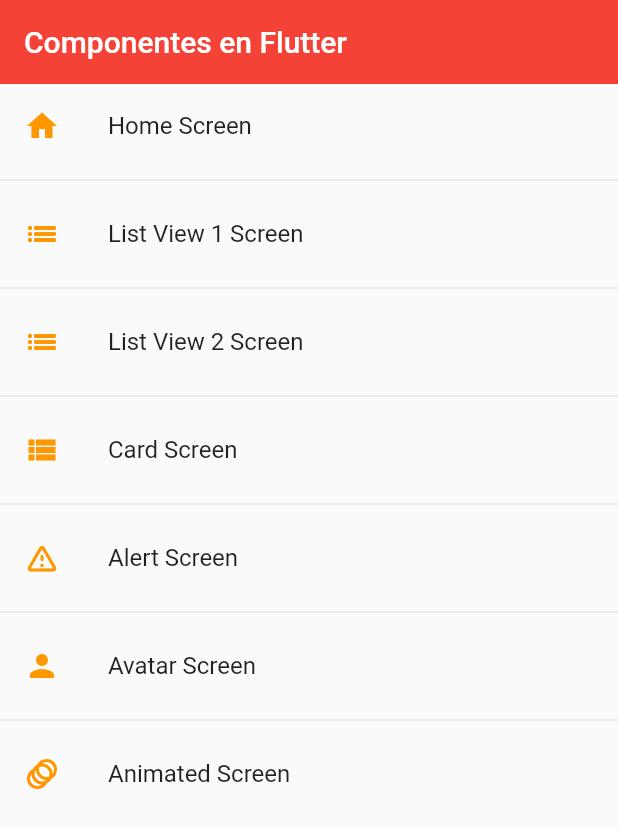
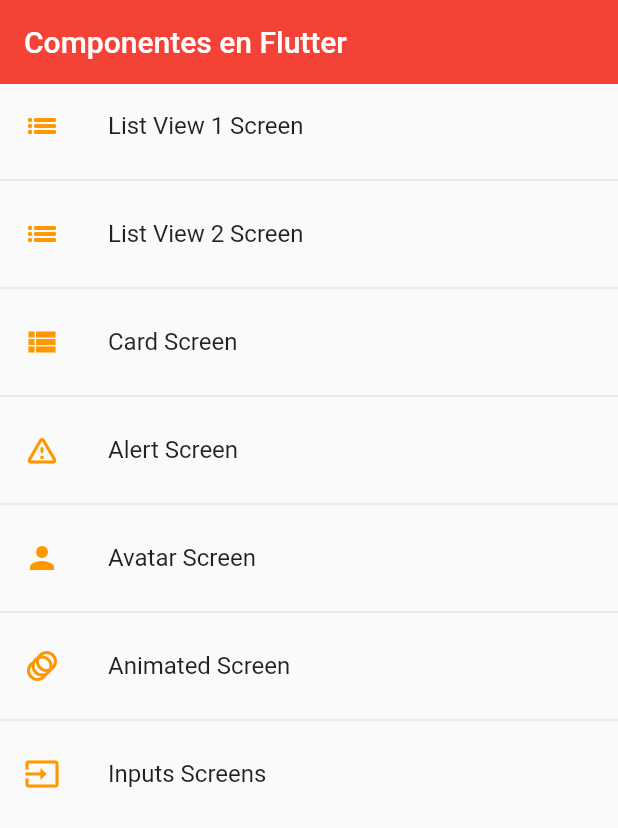
Before and after one commit to DevAndresVargas/widgets_app, a Flutter app: the screen it shows after launch, on a phone screen of 412 x 824 dp. Shown: the top 828 px of the screen. Run offline on Flutter 3.47's test engine with Material 2 defaults, Android fonts, the phone set to English and light mode, and no system bars.

Commit message:
animations and init forms

```diff
--- a/lib/router/app_routes.dart
+++ b/lib/router/app_routes.dart
@@ -9,17 +9,20 @@ class AppRoutes{
   static const initialRoute = 'home';
 
   static final menuOption = <MenuOption>[
-    MenuOption(route: 'home', icon: Icons.home, name: 'Home Screen', screen: const HomeScreen()),
+    // MenuOption(route: 'home', icon: Icons.home, name: 'Home Screen', screen: const HomeScreen()),
     MenuOption(route: 'Listview1', icon: Icons.list_outlined, name: 'List View 1 Screen', screen: const ListView1Screen()),
     MenuOption(route: 'Listview2', icon: Icons.list_outlined, name: 'List View 2 Screen', screen: const ListView2Screen()),
     MenuOption(route: 'card', icon: Icons.view_list_sharp, name: 'Card Screen', screen: const CardScreen()),
     MenuOption(route: 'alert', icon: Icons.warning_amber_rounded, name: 'Alert Screen', screen: const AlertScreen()),
     MenuOption(route: 'avatar', icon: Icons.person, name: 'Avatar Screen', screen: const AvatarScreen()),
-    MenuOption(route: 'animated', icon: Icons.animation_rounded, name: 'Animated Screen', screen: const AnimatedScreen())
+    MenuOption(route: 'animated', icon: Icons.animation_rounded, name: 'Animated Screen', screen: const AnimatedScreen()),
+    MenuOption(route: 'inputs', icon: Icons.input, name: 'Inputs Screens', screen: const InputsScreen())
   ];
 
   static Map<String, Widget Function(BuildContext)> getAppRoutes(){
     Map<String, Widget Function(BuildContext)> appRoutes ={};
+
+    appRoutes.addAll({'home': (BuildContext context) => const HomeScreen()});
 
    for (var option in menuOption) {
      appRoutes.addAll({option.route:(BuildContext constext) => option.screen });
--- a/lib/screens/animated_screen.dart
+++ b/lib/screens/animated_screen.dart
@@ -40,7 +40,9 @@ void changeShape(){
             title: Text('Animated container'),
                 ),
       body: Center(
-          child: Container(
+          child: AnimatedContainer(
+          duration: const Duration(milliseconds: 400),
+          curve: Curves.easeOutCubic,
           width: _width,
           height: _height,
           decoration: BoxDecoration(
--- a/lib/screens/screens.dart
+++ b/lib/screens/screens.dart
@@ -1,3 +1,4 @@
+export 'package:widget_app/screens/inputs_screen.dart';
 export 'package:widget_app/screens/animated_screen.dart';
 export 'package:widget_app/screens/avatar_screen.dart';
 export 'package:widget_app/themes/app_theme.dart';
```
Also changed, not shown: lib/screens/inputs_screen.dart (added, +31 -0 lines).
